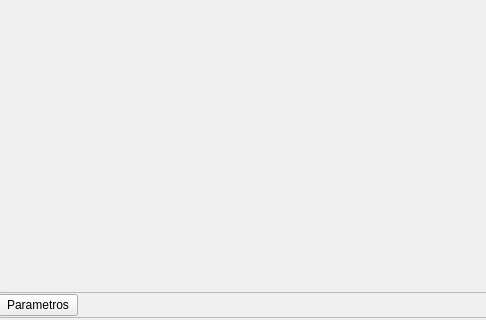
DaniAlfa/Turbine_Governor, file HMI/src/MainWindow.ui: the form before one commit; both pictures show x 88 to 574 and y 280 to 600 of the 800 by 600 pixel window.
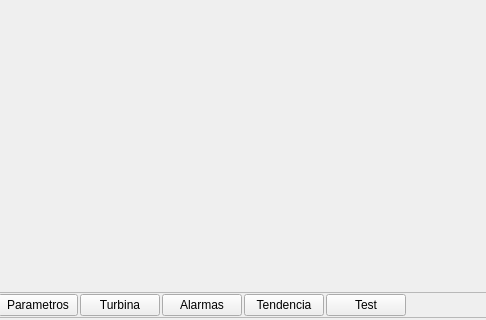
The form after the commit.

What changed in the file:
```diff
--- a/HMI/src/MainWindow.ui
+++ b/HMI/src/MainWindow.ui
@@ -86,6 +86,46 @@
          </property>
         </widget>
        </item>
+       <item>
+        <widget class="QPushButton" name="cmdTurb">
+         <property name="text">
+          <string>Turbina</string>
+         </property>
+         <property name="checkable">
+          <bool>true</bool>
+         </property>
+        </widget>
+       </item>
+       <item>
+        <widget class="QPushButton" name="cmdAlarms">
+         <property name="text">
+          <string>Alarmas</string>
+         </property>
+         <property name="checkable">
+          <bool>true</bool>
+         </property>
+        </widget>
+       </item>
+       <item>
+        <widget class="QPushButton" name="cmdTenden">
+         <property name="text">
+          <string>Tendencia</string>
+         </property>
+         <property name="checkable">
+          <bool>true</bool>
+         </property>
+        </widget>
+       </item>
+       <item>
+        <widget class="QPushButton" name="cmdTest">
+         <property name="text">
+          <string>Test</string>
+         </property>
+         <property name="checkable">
+          <bool>true</bool>
+         </property>
+        </widget>
+       </item>
        <item>
         <spacer name="horizontalSpacer">
          <property name="orientation">
```
Left out of the diff: 2 changed lines with no effect on the pictures.
